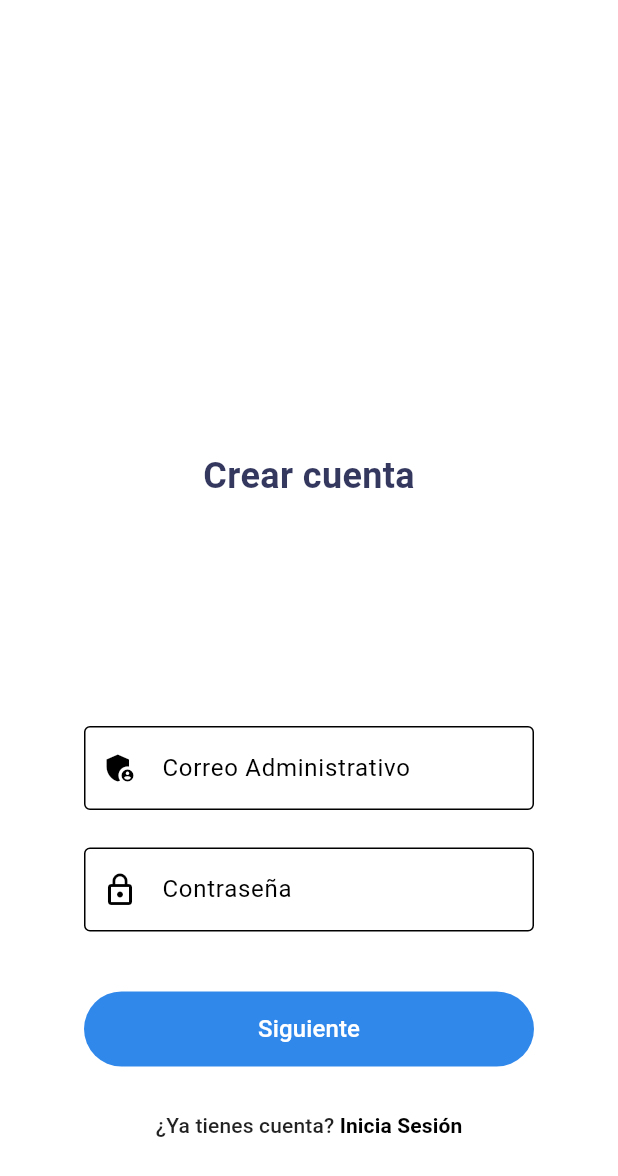
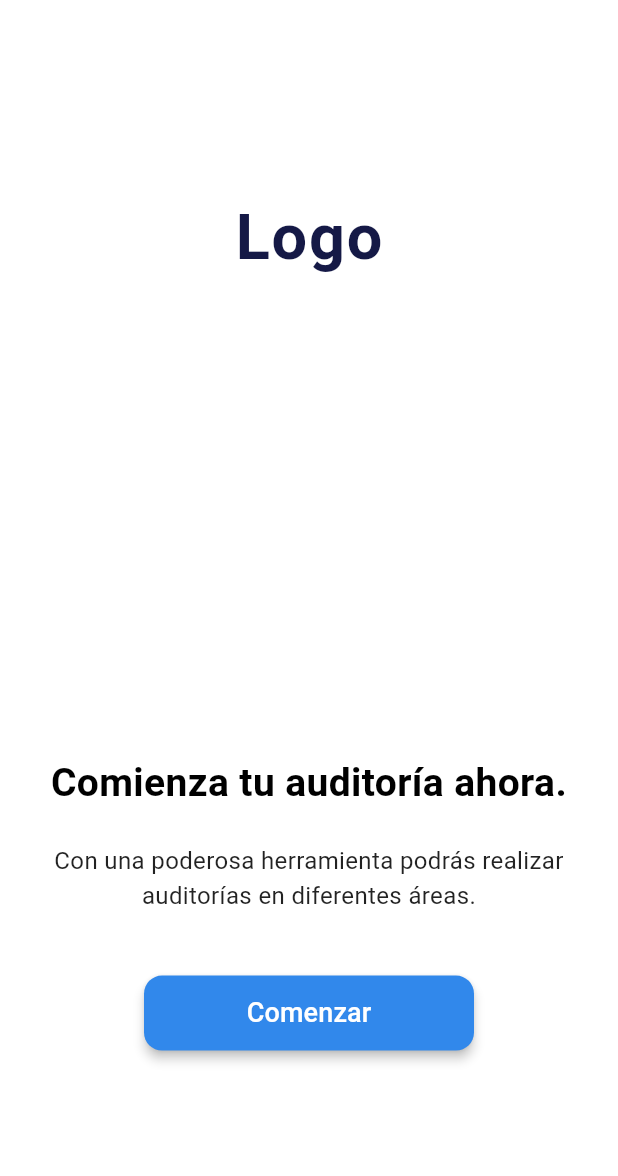
Before and after one commit to AdrianFernandez32/flutter_app_5s-main, a Flutter app: the screen it shows after launch, after a tap on "Acceso Administrador", on a phone screen of 412 x 824 dp. Shown: the top 1176 px of the screen. Run offline on Flutter 3.47's test engine with Material 3 defaults, Android fonts, the phone set to English and light mode, and no system bars; our stand-ins replace fl_chart, flutter_speed_dial, go_router, supabase_flutter; accounts and stored records are empty; network calls fail.

Commit message:
inicio_admin

```diff
--- /dev/null
+++ b/lib/features/user_auth/presentation/pages/inicio_admin.dart
@@ -0,0 +1,100 @@
+import 'package:flutter/material.dart';
+import 'package:go_router/go_router.dart';
+
+class InicioAdminPage extends StatelessWidget {
+  const InicioAdminPage({Key? key}) : super(key: key);
+
+  @override
+  Widget build(BuildContext context) {
+    final screenHeight = MediaQuery.of(context).size.height;
+
+    return Scaffold(
+      backgroundColor: Colors.white,
+      body: Stack(
+        children: [
+          // -----------------------------------------------
+          // CONTENEDOR DEL LOGO (Totalmente independiente)
+          // -----------------------------------------------
+          Positioned(
+            top: screenHeight * 0.12,
+            left: 0,
+            right: 0,
+            child: Container(
+              height: 120,
+              alignment: Alignment.center,
+              child: const Text(
+                'Logo',
+                style: TextStyle(
+                  fontSize: 42,
+                  fontWeight: FontWeight.bold,
+                  color: Color(0xFF151946),
+                  letterSpacing: 1.2,
+                ),
+              ),
+            ),
+          ),
+
+          // -----------------------------------------------
+          // CONTENEDOR DEL CONTENIDO (Totalmente independiente)
+          // -----------------------------------------------
+          Positioned(
+            bottom: screenHeight * 0.15,
+            left: 0,
+            right: 0,
+            child: Container(
+              padding: const EdgeInsets.symmetric(horizontal: 32),
+              child: Column(
+                mainAxisSize: MainAxisSize.min,
+                children: [
+                  const Text(
+                    'Comienza tu auditoría ahora.',
+                    style: TextStyle(
+                      fontSize: 26,
+                      fontWeight: FontWeight.w600,
+                      color: Colors.black,
+                      height: 1.3,
+                    ),
+                    textAlign: TextAlign.center,
+                  ),
+                  const SizedBox(height: 24),
+                  const Text(
+                    'Con una poderosa herramienta podrás realizar auditorías en diferentes áreas.',
+                    style: TextStyle(
+                      fontSize: 16,
+                      color: Colors.black87,
+                    ),
+                    textAlign: TextAlign.center,
+                  ),
+                  const SizedBox(height: 42),
+                  SizedBox(
+                    width: 220,
+                    height: 50,
+                    child: ElevatedButton(
+                      onPressed: () => context.go('/admin_login'),
+                      style: ElevatedButton.styleFrom(
+                        backgroundColor:
+                            const Color.fromARGB(255, 49, 136, 235),
+                        shape: RoundedRectangleBorder(
+                          borderRadius: BorderRadius.circular(12),
+                        ),
+                        elevation: 3,
+                      ),
+                      child: const Text(
+                        'Comenzar',
+                        style: TextStyle(
+                          fontSize: 18,
+                          fontWeight: FontWeight.w500,
+                          color: Colors.white,
+                        ),
+                      ),
+                    ),
+                  ),
+                ],
+              ),
+            ),
+          ),
+        ],
+      ),
+    );
+  }
+}
--- a/lib/features/user_auth/presentation/pages/login_page.dart
+++ b/lib/features/user_auth/presentation/pages/login_page.dart
@@ -163,7 +163,7 @@ class _LoginPageState extends State<LoginPage> {
 
   Widget _buildAdminAccessButton() {
     return OutlinedButton.icon(
-      onPressed: () => context.go('/admin_login'),
+      onPressed: () => context.go('/inicio_admin'),
       icon: Icon(
         Icons.admin_panel_settings,
         color: Theme.of(context).primaryColor,
--- a/lib/main.dart
+++ b/lib/main.dart
@@ -7,6 +7,7 @@ import 'package:flutter_app_5s/features/user_auth/presentation/pages/areas_page.
 import 'package:flutter_app_5s/features/user_auth/presentation/pages/audit_page.dart';
 import 'package:flutter_app_5s/features/user_auth/presentation/pages/audits_page.dart';
 import 'package:flutter_app_5s/features/user_auth/presentation/pages/grading_page.dart';
+import 'package:flutter_app_5s/features/user_auth/presentation/pages/inicio_admin.dart';
 import 'package:flutter_app_5s/features/user_auth/presentation/pages/login_page.dart';
 import 'package:flutter_app_5s/features/user_auth/presentation/pages/main_menu.dart';
 import 'package:flutter_app_5s/features/user_auth/presentation/pages/manage_areas_page.dart';
@@ -65,6 +66,11 @@ final GoRouter _router = GoRouter(
       path: '/acceso_admin',
       name: 'AdminAccessPage',
       builder: (context, state) => const AdminAccessPage(),
+    ),
+    GoRoute(
+      path: '/inicio_admin',
+      name: 'InicioAdmin',
+      builder: (context, state) => const InicioAdminPage(),
     ),
     GoRoute(
       path: '/signin',
```
